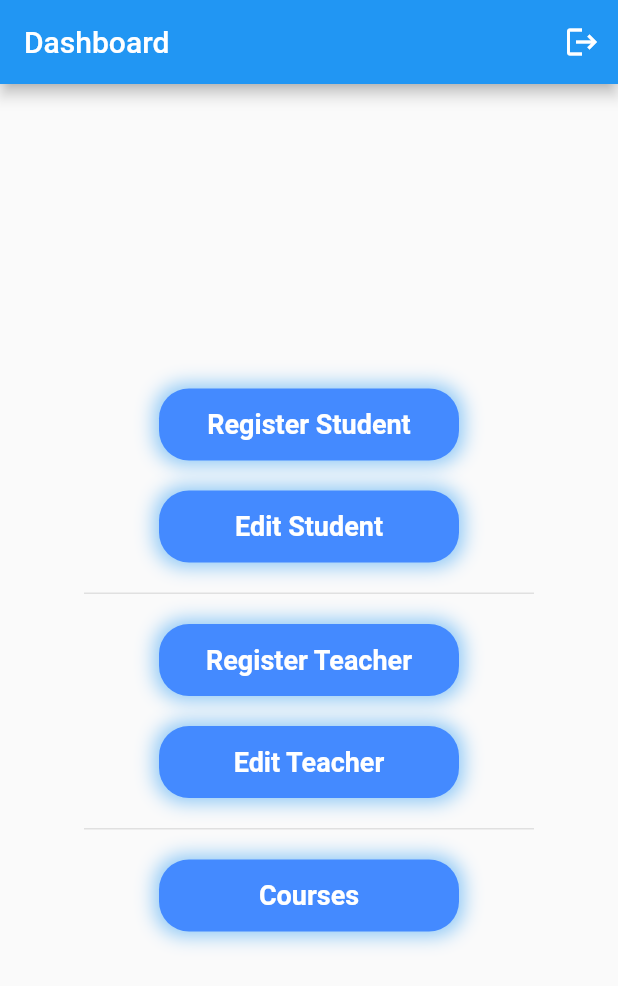
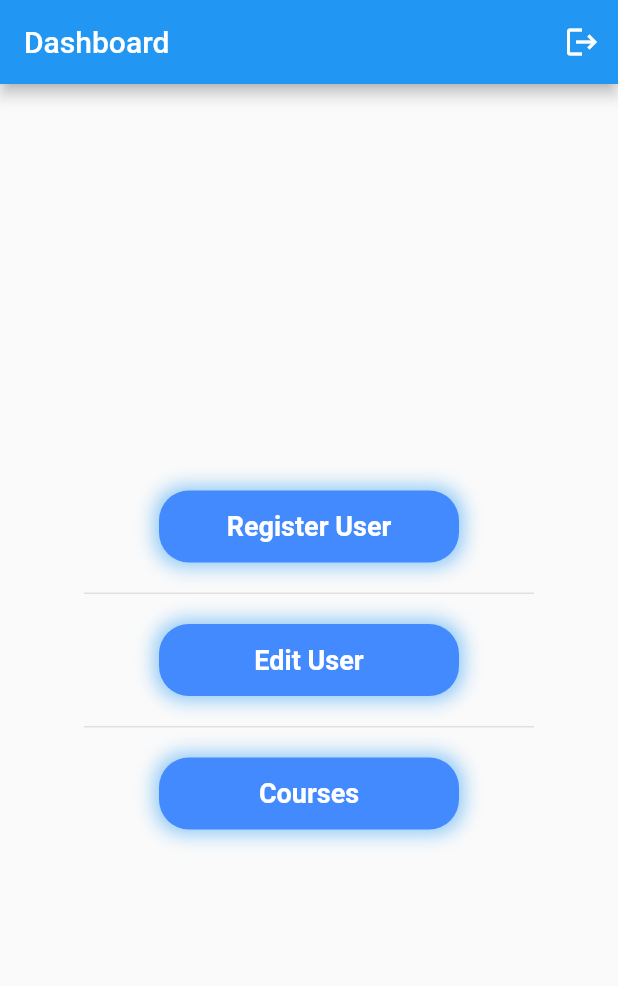
Before and after one commit to SexySparrow/QResent_MPS_Project, a Flutter app: the AdminDashboard screen opened directly, on a phone screen of 412 x 824 dp. Shown: the top 986 px of the screen. Run offline on Flutter 3.47's test engine with Material 2 defaults, Android fonts, the phone set to English and light mode, and no system bars; our stand-ins replace cloud_firestore, firebase_auth, firebase_core, fluttertoast; accounts and stored records are empty.

Commit message:
Added working register function

```diff
--- a/qresent/lib/screens/admin_dashboard.dart
+++ b/qresent/lib/screens/admin_dashboard.dart
@@ -67,37 +67,7 @@ class _AdminDashboardState extends State<AdminDashboard> {
                       builder: (context) => const RegisterScreen()));
                 },
                 child: const Text(
-                  "Register Student",
-                  textAlign: TextAlign.center,
-                  style: TextStyle(
-                    fontSize: 18,
-                    color: Colors.white,
-                    fontWeight: FontWeight.bold,
-                  ),
-                ),
-              ),
-            ),
-            Container(
-              margin: const EdgeInsets.only(
-                top: 10,
-                bottom: 10,
-              ),
-              width: 200,
-              decoration: BoxDecoration(
-                color: Colors.blueAccent,
-                borderRadius: BorderRadius.circular(20),
-                boxShadow: [
-                  BoxShadow(
-                    color: Colors.blue[500]!.withOpacity(0.5),
-                    spreadRadius: 3,
-                    blurRadius: 10,
-                  ),
-                ],
-              ),
-              child: MaterialButton(
-                onPressed: () {},
-                child: const Text(
-                  "Edit Student",
+                  "Register User",
                   textAlign: TextAlign.center,
                   style: TextStyle(
                     fontSize: 18,
@@ -136,37 +106,7 @@ class _AdminDashboardState extends State<AdminDashboard> {
               child: MaterialButton(
                 onPressed: () {},
                 child: const Text(
-                  "Register Teacher",
-                  textAlign: TextAlign.center,
-                  style: TextStyle(
-                    fontSize: 18,
-                    color: Colors.white,
-                    fontWeight: FontWeight.bold,
-                  ),
-                ),
-              ),
-            ),
-            Container(
-              margin: const EdgeInsets.only(
-                top: 10,
-                bottom: 10,
-              ),
-              width: 200,
-              decoration: BoxDecoration(
-                color: Colors.blueAccent,
-                borderRadius: BorderRadius.circular(20),
-                boxShadow: [
-                  BoxShadow(
-                    color: Colors.blue[500]!.withOpacity(0.5),
-                    spreadRadius: 3,
-                    blurRadius: 10,
-                  ),
-                ],
-              ),
-              child: MaterialButton(
-                onPressed: () {},
-                child: const Text(
-                  "Edit Teacher",
+                  "Edit User",
                   textAlign: TextAlign.center,
                   style: TextStyle(
                     fontSize: 18,
```
Also changed, not shown: qresent/lib/screens/register_screen.dart (+102 -6 lines).
